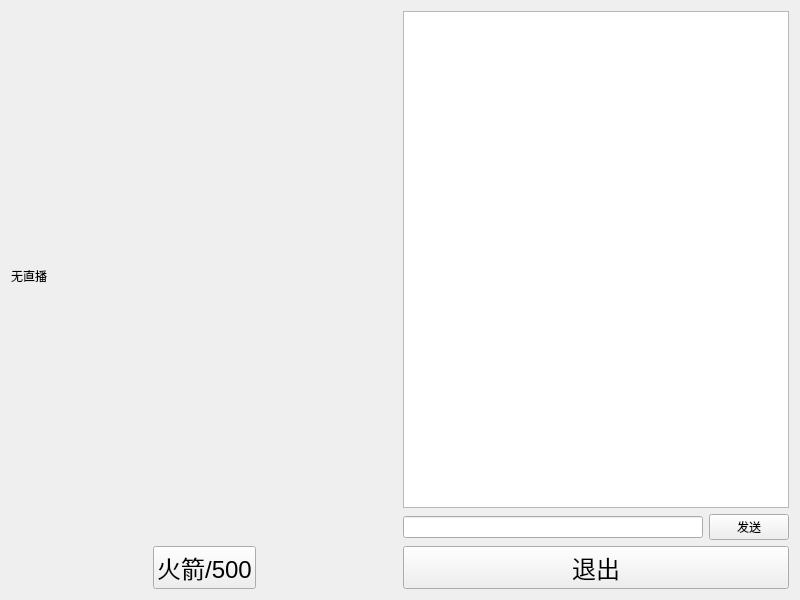
Before: the Qt Designer form client/w3.ui in meitanteiDapang/liveroom, drawn with Qt 5.
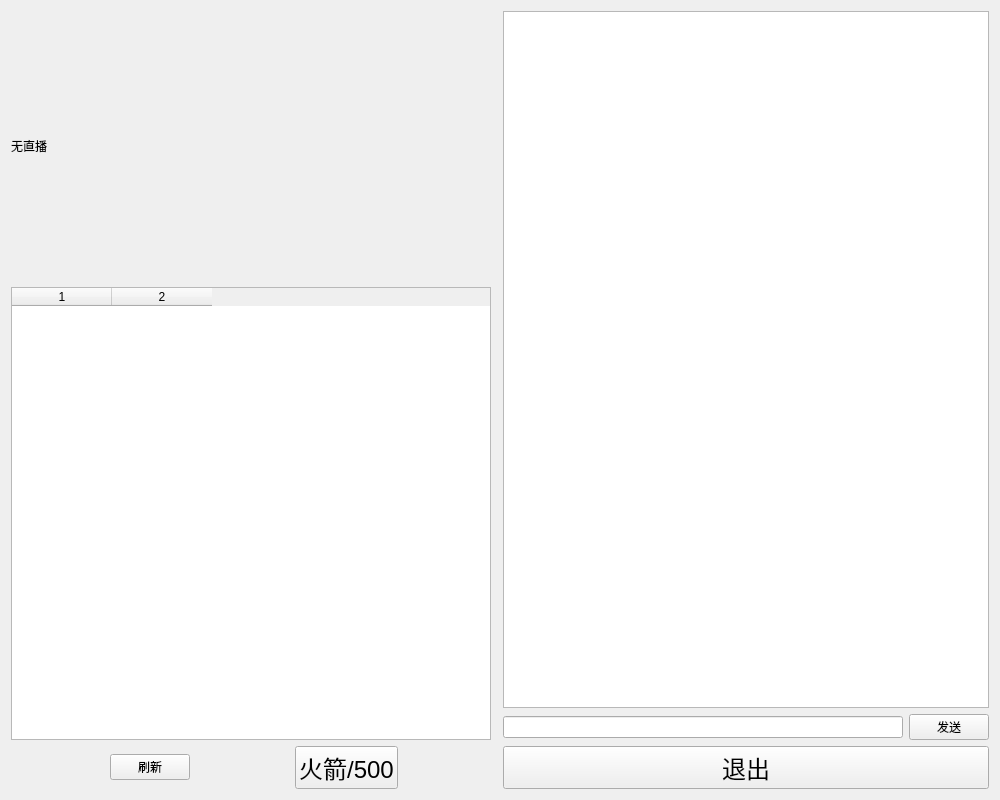
After: the same form once the commit is applied.

Commit message: add a people list inside liveroom

```diff
--- a/client/w3.ui
+++ b/client/w3.ui
@@ -6,32 +6,90 @@
    <rect>
     <x>0</x>
     <y>0</y>
-    <width>800</width>
-    <height>600</height>
+    <width>1000</width>
+    <height>800</height>
    </rect>
   </property>
+  <property name="sizePolicy">
+   <sizepolicy hsizetype="Fixed" vsizetype="Fixed">
+    <horstretch>0</horstretch>
+    <verstretch>0</verstretch>
+   </sizepolicy>
+  </property>
+  <property name="minimumSize">
+   <size>
+    <width>1000</width>
+    <height>800</height>
+   </size>
+  </property>
+  <property name="maximumSize">
+   <size>
+    <width>1000</width>
+    <height>800</height>
+   </size>
+  </property>
   <property name="windowTitle">
    <string>Form</string>
   </property>
-  <layout class="QGridLayout" name="gridLayout_2">
-   <item row="0" column="0">
+  <layout class="QVBoxLayout" name="verticalLayout_3">
+   <item>
     <layout class="QGridLayout" name="gridLayout">
      <item row="0" column="0">
-      <layout class="QVBoxLayout" name="layouto">
-       <property name="sizeConstraint">
-        <enum>QLayout::SetFixedSize</enum>
-       </property>
+      <layout class="QVBoxLayout" name="verticalLayout_2">
        <item>
-        <widget class="QLabel" name="pic_label">
-         <property name="text">
-          <string>无直播</string>
+        <layout class="QVBoxLayout" name="layouto">
+         <property name="sizeConstraint">
+          <enum>QLayout::SetFixedSize</enum>
          </property>
+         <item>
+          <widget class="QLabel" name="pic_label">
+           <property name="minimumSize">
+            <size>
+             <width>480</width>
+             <height>270</height>
+            </size>
+           </property>
+           <property name="maximumSize">
+            <size>
+             <width>480</width>
+             <height>270</height>
+            </size>
+           </property>
+           <property name="text">
+            <string>无直播</string>
+           </property>
+          </widget>
+         </item>
+        </layout>
+       </item>
+       <item>
+        <widget class="QTableWidget" name="tableWidget">
+         <property name="minimumSize">
+          <size>
+           <width>320</width>
+           <height>200</height>
+          </size>
+         </property>
+         <property name="maximumSize">
+          <size>
+           <width>480</width>
+           <height>1000</height>
+          </size>
+         </property>
+         <property name="columnCount">
+          <number>2</number>
+         </property>
+         <column/>
+         <column/>
         </widget>
        </item>
       </layout>
      </item>
      <item row="0" column="1">
       <layout class="QVBoxLayout" name="verticalLayout">
+       <property name="sizeConstraint">
+        <enum>QLayout::SetFixedSize</enum>
+       </property>
        <item>
         <widget class="QTextBrowser" name="msg_tb">
          <property name="sizePolicy">
@@ -83,6 +141,26 @@
          </property>
         </spacer>
        </item>
+       <item>
+        <widget class="QPushButton" name="refresh_people_pb">
+         <property name="text">
+          <string>刷新</string>
+         </property>
+        </widget>
+       </item>
+       <item>
+        <spacer name="horizontalSpacer_3">
+         <property name="orientation">
+          <enum>Qt::Horizontal</enum>
+         </property>
+         <property name="sizeHint" stdset="0">
+          <size>
+           <width>40</width>
+           <height>20</height>
+          </size>
+         </property>
+        </spacer>
+       </item>
        <item>
         <widget class="QPushButton" name="rocket_pb">
          <property name="sizePolicy">
```
The commit also changes 36 other files.
